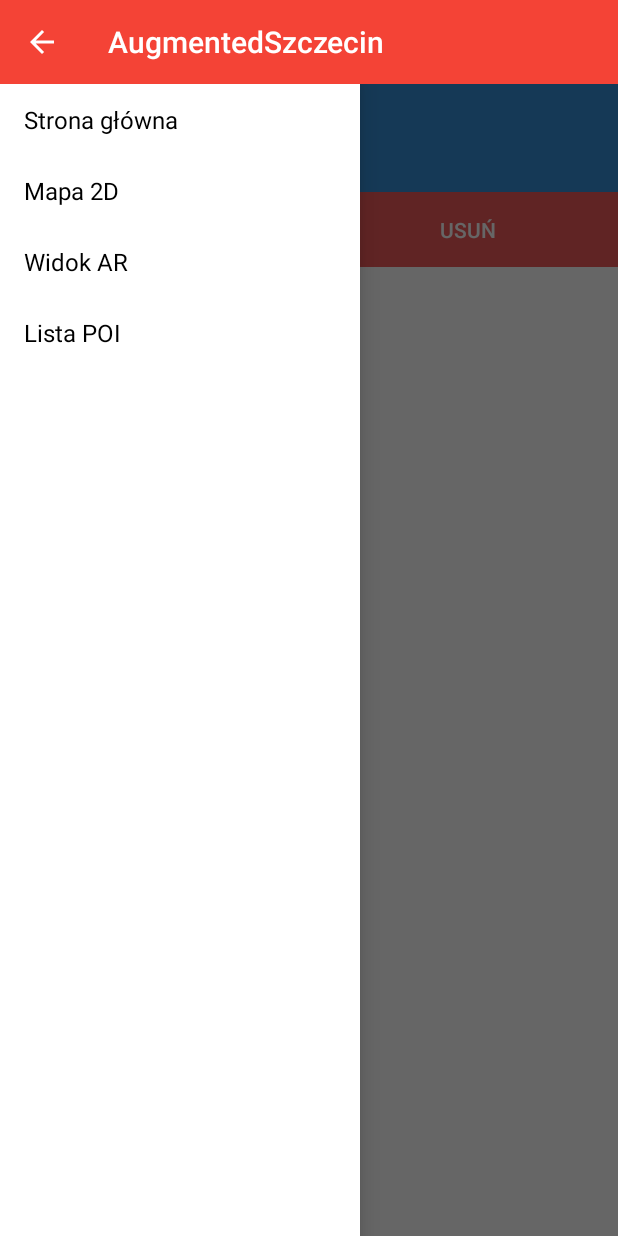
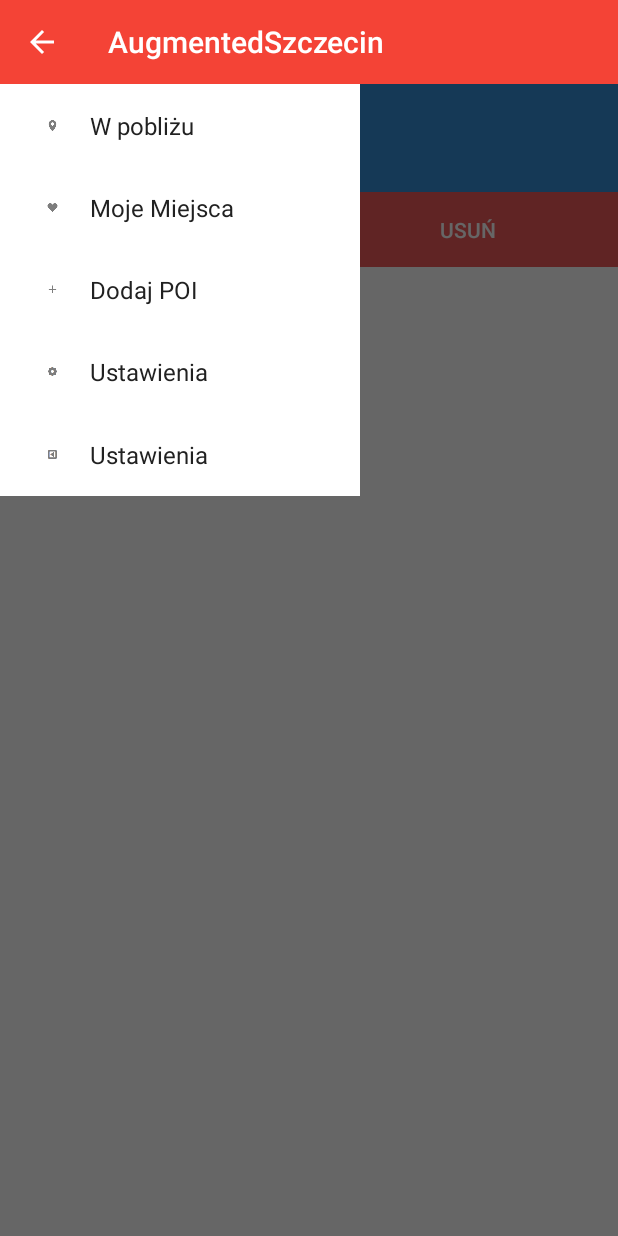
Before and after one commit to intive/AugmentedSzczecin_Android, an Android app: the NavigationDrawerFragment screen opened directly, with no data from a screen before it, on a phone screen of 412 x 824 dp. Run offline under Robolectric (Android 15) with nearby library versions, the phone set to English and light mode, and no system bars; libraries missing offline, so code that uses them is left out: com.activeandroid, com.activeandroid.content, com.sothree.slidinguppanel, retrofit.client; plain views replace SlidingUpPanelLayout; 11 statements that could not run were skipped.

Commit message:
[WIP] Correct navigation drawer

```diff
--- a/app/src/main/java/com/blstream/as/fragment/NavigationDrawerFragment.java
+++ b/app/src/main/java/com/blstream/as/fragment/NavigationDrawerFragment.java
@@ -19,11 +19,18 @@ import android.view.View;
 import android.view.ViewGroup;
 import android.widget.AdapterView;
 import android.widget.ArrayAdapter;
+import android.widget.LinearLayout;
 import android.widget.ListView;
+import android.widget.RelativeLayout;
+import android.widget.ScrollView;
 import android.widget.Toast;
 
+import com.blstream.as.DrawerAdapter;
+import com.blstream.as.DrawerItem;
 import com.blstream.as.HomeActivity;
 import com.blstream.as.R;
+
+import java.util.List;
 
 /**
  * Fragment used for managing interactions for and presentation of a navigation drawer.
@@ -55,7 +62,9 @@ public class NavigationDrawerFragment extends Fragment {
 
     private DrawerLayout drawerLayout;
     private ListView drawerListView;
+    private ListView drawerLogoutView;
     private View fragmentContainerView;
+    private View rootView;
     private SharedPreferences sharedPreferences;
 
     private int currentSelectedPosition = 0;
@@ -87,16 +96,23 @@ public class NavigationDrawerFragment extends Fragment {
     @Override
     public View onCreateView(LayoutInflater inflater, ViewGroup container,
                              Bundle savedInstanceState) {
-        drawerListView = (ListView) inflater.inflate(
+        rootView = inflater.inflate(
                 R.layout.navigation_drawer_fragment, container, false);
-        if (drawerListView != null) {
+        if (rootView != null) {
+            LinearLayout scrollView = (LinearLayout) rootView.findViewById(R.id.drawer_view);
+            if (scrollView != null) {
+                drawerListView = (ListView) scrollView.findViewById(R.id.drawer_list);
+                drawerLogoutView = (ListView) scrollView.findViewById(R.id.drawer_logout);
                 drawerListView.setOnItemClickListener(new AdapterView.OnItemClickListener() {
                     @Override
                     public void onItemClick(AdapterView<?> parent, View view, int position, long id) {
                         selectItem(position);
                     }
                 });
-            drawerListView.setAdapter(new ArrayAdapter<>(
+
+                setDrawerListView();
+
+            /*drawerListView.setAdapter(new ArrayAdapter<>(
                     getActivity(),
                     R.layout.navigation_drawer_textview,
                     android.R.id.text1,
@@ -105,10 +121,40 @@ public class NavigationDrawerFragment extends Fragment {
                             getString(R.string.title_section2),
                             getString(R.string.title_section3),
                             getString(R.string.title_section4)
-                    }));
+                    }));*/
                 drawerListView.setChoiceMode(ListView.CHOICE_MODE_SINGLE);
+                drawerLogoutView.setChoiceMode(ListView.CHOICE_MODE_SINGLE);
             }
-        return drawerListView;
+        }
+        return rootView;
+    }
+
+    private void setDrawerListView() {
+        String[] drawerNames = getResources().getStringArray(R.array.drawer_items);
+        int[] drawerIcons = {
+                R.drawable.nearby,
+                R.drawable.poi_list,
+                R.drawable.add_poi,
+                R.drawable.settings
+        };
+
+        int size = drawerIcons.length;
+
+        DrawerItem[] drawerItems = new DrawerItem[size];
+        for (int i = 0; i < size; i++) {
+            drawerItems[i] = new DrawerItem(drawerIcons[i], drawerNames[i]);
+        }
+
+        DrawerAdapter drawerAdapter = new DrawerAdapter(getActivity(), R.layout.navigation_drawer_item, drawerItems);
+        drawerListView.setAdapter(drawerAdapter);
+
+        String logoutName = drawerNames[size - 1];
+
+        DrawerItem[] logoutItem = new DrawerItem[1];
+        logoutItem[0] = new DrawerItem(R.drawable.logout, logoutName);
+        DrawerAdapter logoutAdapter = new DrawerAdapter(getActivity(), R.layout.navigation_drawer_item, logoutItem);
+        drawerLogoutView.setAdapter(logoutAdapter);
+
     }
 
     public boolean isDrawerOpen() {
--- a/app/src/main/res/layout/activity_home.xml
+++ b/app/src/main/res/layout/activity_home.xml
@@ -37,7 +37,7 @@
             </com.sothree.slidinguppanel.SlidingUpPanelLayout>
             <fragment android:id="@+id/navigation_drawer"
                 android:layout_width="@dimen/navigation_drawer_width"
-                android:layout_height="match_parent"
+                android:layout_height="fill_parent"
                 android:layout_gravity="start"
                 android:name="com.blstream.as.fragment.NavigationDrawerFragment"
                 tools:layout="@layout/navigation_drawer_fragment"/>
--- a/app/src/main/res/layout/navigation_drawer_fragment.xml
+++ b/app/src/main/res/layout/navigation_drawer_fragment.xml
@@ -1,10 +1,28 @@
-<ListView
+<LinearLayout
+    android:layout_width="match_parent"
+    android:layout_height="match_parent"
     xmlns:android="http://schemas.android.com/apk/res/android"
     xmlns:tools="http://schemas.android.com/tools"
-    android:layout_width="match_parent"
-    android:layout_height="match_parent"
-    android:choiceMode="singleChoice"
-    android:divider="@android:color/transparent"
-    android:dividerHeight="0dp"
-    android:background="@android:color/white"
-    tools:context="com.blstream.as.fragment.NavigationDrawerFragment" />
+    android:id="@+id/drawer_view"
+    android:orientation="vertical">
+
+    <ListView
+        android:layout_width="match_parent"
+        android:layout_height="wrap_content"
+        android:choiceMode="singleChoice"
+        android:layout_gravity="start"
+        android:divider="@android:color/transparent"
+        android:id="@+id/drawer_list"
+        android:background="@android:color/white"
+        tools:context="com.blstream.as.fragment.NavigationDrawerFragment" />
+
+    <ListView
+        android:layout_width="match_parent"
+        android:layout_height="wrap_content"
+        android:choiceMode="singleChoice"
+        android:layout_gravity="start"
+        android:divider="@android:color/transparent"
+        android:id="@+id/drawer_logout"
+        android:background="@android:color/white"
+        tools:context="com.blstream.as.fragment.NavigationDrawerFragment" />
+</LinearLayout>
--- a/app/src/main/res/layout/navigation_drawer_item.xml
+++ b/app/src/main/res/layout/navigation_drawer_item.xml
@@ -7,12 +7,14 @@
 
     <ImageView
         android:id="@+id/itemIcon"
-        android:layout_width="wrap_content"
-        android:layout_height="wrap_content"
+        android:layout_width="@dimen/drawer_item_icon_width"
+        android:layout_height="@dimen/drawer_item_icon_height"
         android:layout_alignParentLeft="true"
         android:layout_alignParentStart="true"
         android:layout_alignParentTop="true"
-        android:paddingRight="10dp"/>
+        android:paddingRight="@dimen/drawer_left_margin"
+        android:paddingEnd="@dimen/drawer_left_margin"
+        android:paddingStart="@dimen/drawer_left_margin"/>
 
     <TextView
         android:id="@+id/itemName"
@@ -20,7 +22,8 @@
         android:layout_height="wrap_content"
         android:layout_centerVertical="true"
         android:layout_toRightOf="@+id/itemIcon"
-        android:paddingRight="10dp"
+        android:layout_toEndOf="@+id/itemIcon"
+        android:textColor="@color/black"
         android:textAppearance="?android:attr/textAppearanceListItemSmall"/>
 
 </RelativeLayout>
--- a/app/src/main/res/values/dimens.xml
+++ b/app/src/main/res/values/dimens.xml
@@ -10,4 +10,8 @@
     <dimen name="home_screen_label_size">25sp</dimen>
     <dimen name="home_screen_label_height">45dp</dimen>
     <dimen name="home_screen_left_margin">20dp</dimen>
+    <dimen name="drawer_left_margin">20dp</dimen>
+    <dimen name="drawer_item_icon_width">50dp</dimen>
+    <dimen name="drawer_item_icon_height">35dp</dimen>
+    <dimen name="split_line_height">2dp</dimen>
 </resources>
--- a/app/src/main/res/values/strings.xml
+++ b/app/src/main/res/values/strings.xml
@@ -47,10 +47,12 @@
     <string name="map_2d">Mapa 2D</string>
     <string name="poi_list">Lista POI</string>
 
-    <string name="title_section1">Strona główna</string>
-    <string name="title_section2">Mapa 2D</string>
-    <string name="title_section3">Widok AR</string>
-    <string name="title_section4">Lista POI</string>
+    <string-array name="drawer_items">
+        <item>W pobliżu</item>
+        <item>Moje Miejsca</item>
+        <item>Dodaj POI</item>
+        <item>Ustawienia</item>
+    </string-array>
     <string-array name="title_section">
         <item>Mapa 2D</item>
         <item>AR</item>
```
Also changed, not shown: app/src/main/res/drawable/add_poi.png (added), app/src/main/res/drawable/logout.png (added), app/src/main/res/drawable/nearby.png (added), app/src/main/res/drawable/poi_list.png (added), app/src/main/res/drawable/settings.png (added). Lines whose indentation alone changed are shown as unchanged.
